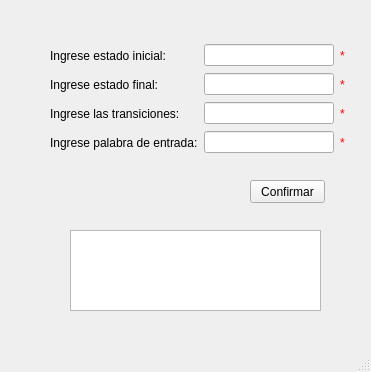
marriagada123/Trabajo-Automata, file maquinaTuring/secondwindow.ui: the form before one commit.
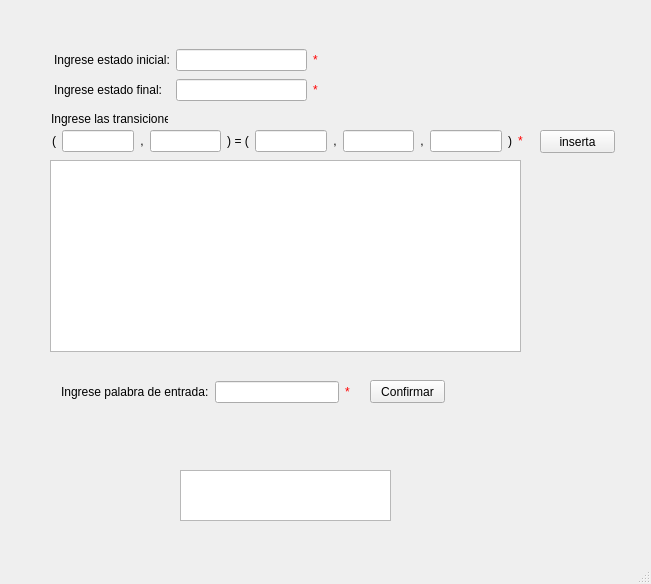
The form after the commit.

The edit to the form file:
```diff
--- a/maquinaTuring/secondwindow.ui
+++ b/maquinaTuring/secondwindow.ui
@@ -6,8 +6,8 @@
    <rect>
     <x>0</x>
     <y>0</y>
-    <width>371</width>
-    <height>372</height>
+    <width>651</width>
+    <height>584</height>
    </rect>
   </property>
   <property name="windowTitle">
@@ -17,8 +17,8 @@
    <widget class="QPushButton" name="pushButton_Confirmar">
     <property name="geometry">
      <rect>
-      <x>250</x>
-      <y>180</y>
+      <x>370</x>
+      <y>380</y>
       <width>75</width>
       <height>23</height>
      </rect>
@@ -30,25 +30,216 @@
    <widget class="QTextBrowser" name="textBrowser_Mostrar">
     <property name="geometry">
      <rect>
-      <x>70</x>
-      <y>230</y>
-      <width>251</width>
-      <height>81</height>
+      <x>180</x>
+      <y>470</y>
+      <width>211</width>
+      <height>51</height>
      </rect>
     </property>
    </widget>
-   <widget class="QWidget" name="">
+   <widget class="QTableWidget" name="tableWidget_datos">
     <property name="geometry">
      <rect>
       <x>50</x>
-      <y>44</y>
-      <width>295</width>
-      <height>110</height>
+      <y>160</y>
+      <width>471</width>
+      <height>192</height>
+     </rect>
+    </property>
+    <property name="layoutDirection">
+     <enum>Qt::LeftToRight</enum>
+    </property>
+    <property name="lineWidth">
+     <number>1</number>
+    </property>
+   </widget>
+   <widget class="QLabel" name="label_Trans">
+    <property name="geometry">
+     <rect>
+      <x>51</x>
+      <y>111</y>
+      <width>117</width>
+      <height>16</height>
+     </rect>
+    </property>
+    <property name="text">
+     <string>Ingrese las transiciones:</string>
+    </property>
+   </widget>
+   <widget class="QWidget" name="layoutWidget">
+    <property name="geometry">
+     <rect>
+      <x>52</x>
+      <y>130</y>
+      <width>471</width>
+      <height>22</height>
+     </rect>
+    </property>
+    <layout class="QHBoxLayout" name="horizontalLayout">
+     <item>
+      <widget class="QLabel" name="label">
+       <property name="text">
+        <string>(</string>
+       </property>
+       <property name="alignment">
+        <set>Qt::AlignCenter</set>
+       </property>
+      </widget>
+     </item>
+     <item>
+      <widget class="QLineEdit" name="lineEdit_Trans_1">
+       <property name="layoutDirection">
+        <enum>Qt::RightToLeft</enum>
+       </property>
+       <property name="alignment">
+        <set>Qt::AlignRight|Qt::AlignTrailing|Qt::AlignVCenter</set>
+       </property>
+      </widget>
+     </item>
+     <item>
+      <widget class="QLabel" name="label_2">
+       <property name="text">
+        <string>,</string>
+       </property>
+       <property name="alignment">
+        <set>Qt::AlignCenter</set>
+       </property>
+      </widget>
+     </item>
+     <item>
+      <widget class="QLineEdit" name="lineEdit_Trans_2">
+       <property name="alignment">
+        <set>Qt::AlignRight|Qt::AlignTrailing|Qt::AlignVCenter</set>
+       </property>
+      </widget>
+     </item>
+     <item>
+      <widget class="QLabel" name="label_3">
+       <property name="text">
+        <string>) = (</string>
+       </property>
+       <property name="alignment">
+        <set>Qt::AlignCenter</set>
+       </property>
+      </widget>
+     </item>
+     <item>
+      <widget class="QLineEdit" name="lineEdit_Trans_3">
+       <property name="alignment">
+        <set>Qt::AlignRight|Qt::AlignTrailing|Qt::AlignVCenter</set>
+       </property>
+      </widget>
+     </item>
+     <item>
+      <widget class="QLabel" name="label_4">
+       <property name="text">
+        <string>,</string>
+       </property>
+       <property name="alignment">
+        <set>Qt::AlignCenter</set>
+       </property>
+      </widget>
+     </item>
+     <item>
+      <widget class="QLineEdit" name="lineEdit_Trans_4">
+       <property name="alignment">
+        <set>Qt::AlignRight|Qt::AlignTrailing|Qt::AlignVCenter</set>
+       </property>
+      </widget>
+     </item>
+     <item>
+      <widget class="QLabel" name="label_5">
+       <property name="text">
+        <string>,</string>
+       </property>
+       <property name="alignment">
+        <set>Qt::AlignCenter</set>
+       </property>
+      </widget>
+     </item>
+     <item>
+      <widget class="QLineEdit" name="lineEdit_Trans_5">
+       <property name="alignment">
+        <set>Qt::AlignRight|Qt::AlignTrailing|Qt::AlignVCenter</set>
+       </property>
+      </widget>
+     </item>
+     <item>
+      <widget class="QLabel" name="label_6">
+       <property name="text">
+        <string>)</string>
+       </property>
+       <property name="alignment">
+        <set>Qt::AlignCenter</set>
+       </property>
+      </widget>
+     </item>
+     <item>
+      <widget class="QLabel" name="label_Asterisco3">
+       <property name="styleSheet">
+        <string notr="true">color: rgb(255, 0, 0);</string>
+       </property>
+       <property name="text">
+        <string>*</string>
+       </property>
+       <property name="alignment">
+        <set>Qt::AlignCenter</set>
+       </property>
+      </widget>
+     </item>
+    </layout>
+   </widget>
+   <widget class="QWidget" name="layoutWidget">
+    <property name="geometry">
+     <rect>
+      <x>61</x>
+      <y>381</y>
+      <width>289</width>
+      <height>22</height>
+     </rect>
+    </property>
+    <layout class="QHBoxLayout" name="horizontalLayout_4">
+     <item>
+      <widget class="QLabel" name="label_Pal_Ent">
+       <property name="text">
+        <string>Ingrese palabra de entrada:</string>
+       </property>
+      </widget>
+     </item>
+     <item>
+      <widget class="QLineEdit" name="lineEdit_Pal_Ent">
+       <property name="alignment">
+        <set>Qt::AlignRight|Qt::AlignTrailing|Qt::AlignVCenter</set>
+       </property>
+      </widget>
+     </item>
+     <item>
+      <widget class="QLabel" name="label_Asterisco4">
+       <property name="styleSheet">
+        <string notr="true">color: rgb(255, 0, 0);</string>
+       </property>
+       <property name="text">
+        <string>*</string>
+       </property>
+       <property name="alignment">
+        <set>Qt::AlignCenter</set>
+       </property>
+      </widget>
+     </item>
+    </layout>
+   </widget>
+   <widget class="QWidget" name="layoutWidget">
+    <property name="geometry">
+     <rect>
+      <x>54</x>
+      <y>48</y>
+      <width>264</width>
+      <height>54</height>
      </rect>
     </property>
     <layout class="QHBoxLayout" name="horizontalLayout_5">
      <item>
-      <layout class="QVBoxLayout" name="verticalLayout">
+      <layout class="QVBoxLayout" name="verticalLayout_2">
        <item>
         <widget class="QLabel" name="label_Est_Ini">
          <property name="text">
@@ -63,26 +254,12 @@
          </property>
         </widget>
        </item>
-       <item>
-        <widget class="QLabel" name="label_Trans">
-         <property name="text">
-          <string>Ingrese las transiciones:</string>
-         </property>
-        </widget>
-       </item>
-       <item>
-        <widget class="QLabel" name="label_Pal_Ent">
-         <property name="text">
-          <string>Ingrese palabra de entrada:</string>
-         </property>
-        </widget>
-       </item>
       </layout>
      </item>
      <item>
-      <layout class="QVBoxLayout" name="verticalLayout_2">
+      <layout class="QVBoxLayout" name="verticalLayout">
        <item>
-        <layout class="QHBoxLayout" name="horizontalLayout">
+        <layout class="QHBoxLayout" name="horizontalLayout_2">
          <item>
           <widget class="QLineEdit" name="lineEdit_Est_Ini">
            <property name="layoutDirection">
@@ -109,7 +286,7 @@
         </layout>
        </item>
        <item>
-        <layout class="QHBoxLayout" name="horizontalLayout_2">
+        <layout class="QHBoxLayout" name="horizontalLayout_3">
          <item>
           <widget class="QLineEdit" name="lineEdit_Est_Fin">
            <property name="layoutDirection">
@@ -135,61 +312,23 @@
          </item>
         </layout>
        </item>
-       <item>
-        <layout class="QHBoxLayout" name="horizontalLayout_3">
-         <item>
-          <widget class="QLineEdit" name="lineEdit_Trans">
-           <property name="layoutDirection">
-            <enum>Qt::RightToLeft</enum>
-           </property>
-           <property name="alignment">
-            <set>Qt::AlignRight|Qt::AlignTrailing|Qt::AlignVCenter</set>
-           </property>
-          </widget>
-         </item>
-         <item>
-          <widget class="QLabel" name="label_Asterisco3">
-           <property name="styleSheet">
-            <string notr="true">color: rgb(255, 0, 0);</string>
-           </property>
-           <property name="text">
-            <string>*</string>
-           </property>
-           <property name="alignment">
-            <set>Qt::AlignCenter</set>
-           </property>
-          </widget>
-         </item>
-        </layout>
-       </item>
-       <item>
-        <layout class="QHBoxLayout" name="horizontalLayout_4">
-         <item>
-          <widget class="QLineEdit" name="lineEdit_Pal_Ent">
-           <property name="alignment">
-            <set>Qt::AlignRight|Qt::AlignTrailing|Qt::AlignVCenter</set>
-           </property>
-          </widget>
-         </item>
-         <item>
-          <widget class="QLabel" name="label_Asterisco4">
-           <property name="styleSheet">
-            <string notr="true">color: rgb(255, 0, 0);</string>
-           </property>
-           <property name="text">
-            <string>*</string>
-           </property>
-           <property name="alignment">
-            <set>Qt::AlignCenter</set>
-           </property>
-          </widget>
-         </item>
-        </layout>
-       </item>
       </layout>
      </item>
     </layout>
    </widget>
+   <widget class="QPushButton" name="pushButton_inserta">
+    <property name="geometry">
+     <rect>
+      <x>540</x>
+      <y>130</y>
+      <width>75</width>
+      <height>23</height>
+     </rect>
+    </property>
+    <property name="text">
+     <string>inserta</string>
+    </property>
+   </widget>
   </widget>
   <widget class="QMenuBar" name="menubar">
    <property name="geometry">
```
Left out of the diff: 2 changed lines with no effect on the pictures.
